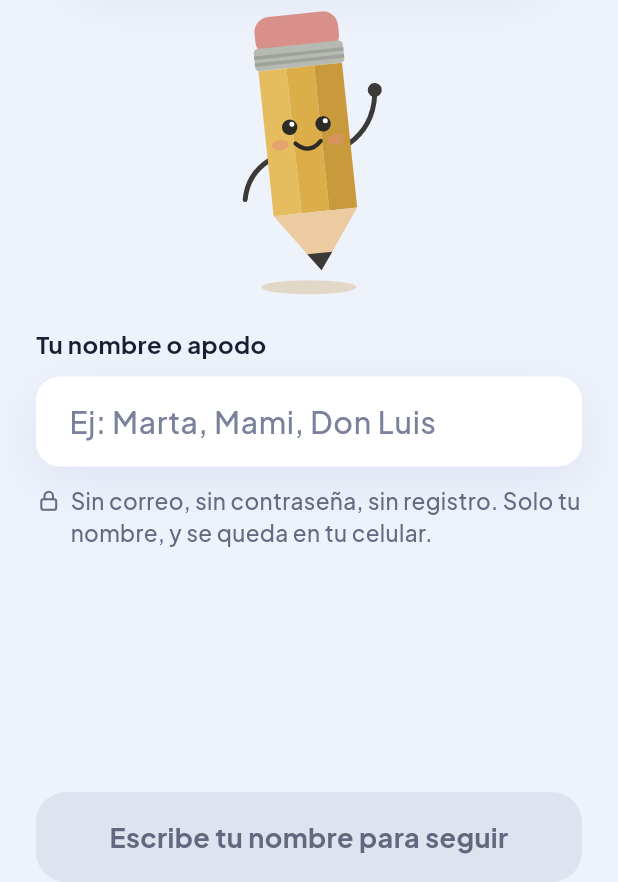
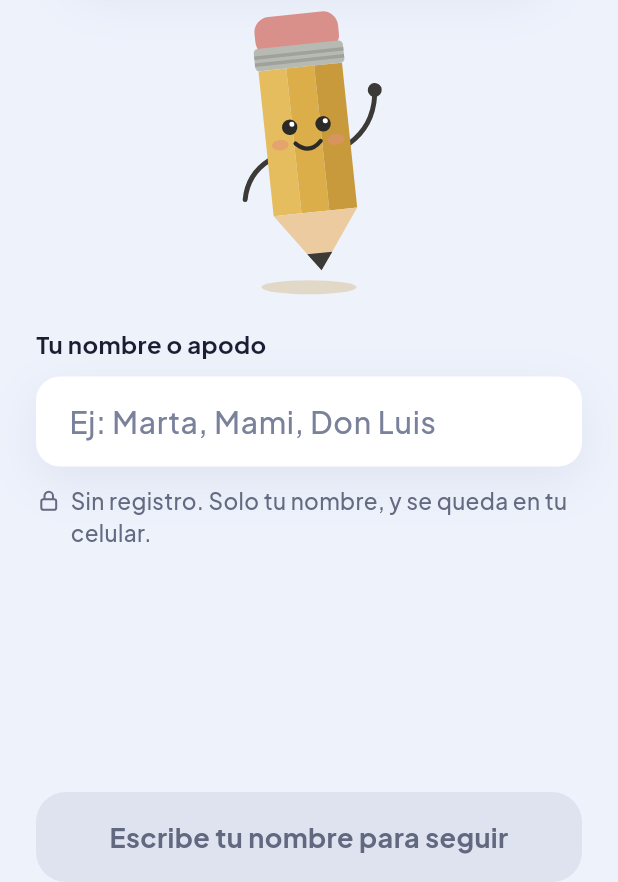
Before and after one commit to Guill-dev/Tu-Cajon, a Flutter app: the BienvenidaScreen screen opened by its route, on a phone screen of 412 x 824 dp, the part 354-1236 px from its top. Run offline on Flutter 3.47's test engine with Material 3 defaults, Android fonts, the phone set to English and light mode, and no system bars; our stand-ins replace camera, drift, flutter_secure_storage, flutter_svg, google_fonts, permission_handler; missing offline and left inert: cryptography, sqlite3; accounts and stored records are empty; generated files the repository leaves out were written again.

```diff
--- a/lib/features/bienvenida/bienvenida_screen.dart
+++ b/lib/features/bienvenida/bienvenida_screen.dart
@@ -108,7 +108,7 @@ class _BienvenidaScreenState extends State<BienvenidaScreen> {
               ),
               const SizedBox(height: 12),
               const PrivacyNote(
-                'Sin correo, sin contraseña, sin registro. Solo tu nombre, y se queda en tu celular.',
+                'Sin registro. Solo tu nombre, y se queda en tu celular.',
                 center: false,
                 size: 15,
               ),
```
